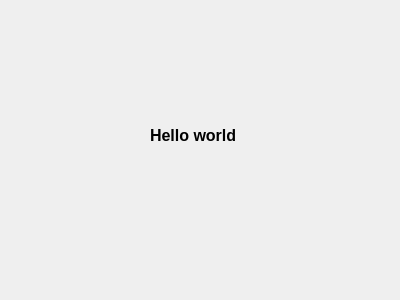
Old version of the form PySide2_GUI_Cookbook/template/template.ui in the repository Jasper-Li/Books-Notes.
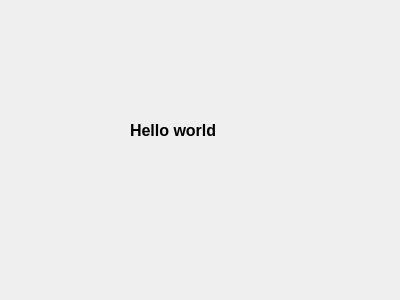
New version of the form.

Commit message: update template string width

```diff
--- a/PySide2_GUI_Cookbook/template/template.ui
+++ b/PySide2_GUI_Cookbook/template/template.ui
@@ -16,10 +16,10 @@
   <widget class="QLabel" name="label">
    <property name="geometry">
     <rect>
-     <x>150</x>
+     <x>130</x>
      <y>120</y>
-     <width>101</width>
-     <height>31</height>
+     <width>121</width>
+     <height>20</height>
     </rect>
    </property>
    <property name="font">
```
The commit also changes 1 other file.
